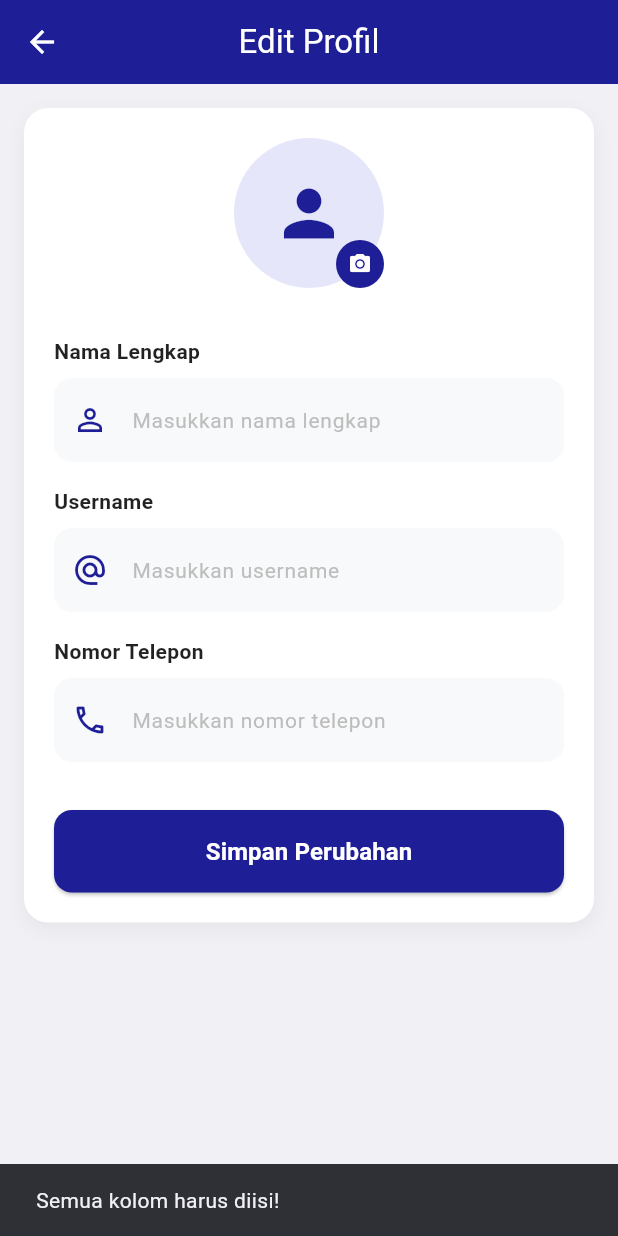
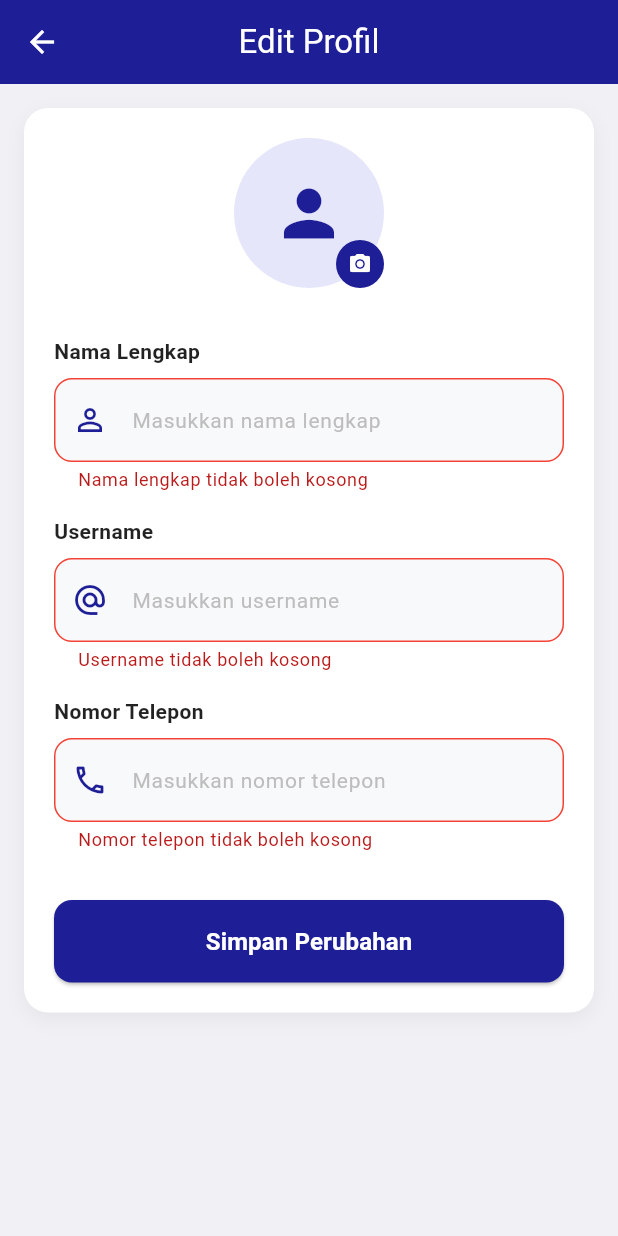
Before and after one commit to JovanNathanielJie/proyek_amankanjalan, a Flutter app: the EditProfileScreen screen opened directly with empty values, after a tap on "Simpan Perubahan", on a phone screen of 412 x 824 dp. Run offline on Flutter 3.47's test engine with Material 3 defaults, Android fonts, the phone set to English and light mode, and no system bars; our stand-ins replace cloud_firestore, firebase_auth, firebase_core, firebase_database, flutter_map, geolocator and 3 more; accounts and stored records are empty.

Commit message:
menambahkan ketentuan no telpon di edit profile dan mengunci tombol back pada browser web

```diff
--- a/lib/screens/edit_profile_screen.dart
+++ b/lib/screens/edit_profile_screen.dart
@@ -1,5 +1,4 @@
 import 'dart:convert';
-
 import 'package:flutter/material.dart';
 import 'package:flutter/foundation.dart';
 import 'package:firebase_auth/firebase_auth.dart';
@@ -25,6 +24,8 @@ class EditProfileScreen extends StatefulWidget {
 }
 
 class _EditProfileScreenState extends State<EditProfileScreen> {
+  final _formKey = GlobalKey<FormState>();
+
   late TextEditingController _fullNameController;
   late TextEditingController _usernameController;
   late TextEditingController _phoneNumberController;
@@ -38,7 +39,6 @@ class _EditProfileScreenState extends State<EditProfileScreen> {
   @override
   void initState() {
     super.initState();
-    // Mengisi form dengan data saat ini yang dilempar dari ProfileScreen
     _fullNameController = TextEditingController(text: widget.currentFullName);
     _usernameController = TextEditingController(text: widget.currentUsername);
     _phoneNumberController = TextEditingController(
@@ -163,7 +163,6 @@ class _EditProfileScreenState extends State<EditProfileScreen> {
           backgroundImage: MemoryImage(bytes),
         );
       } catch (_) {
-        // Fallback ke ikon default bila data foto tidak valid.
       }
     }
 
@@ -175,7 +174,10 @@ class _EditProfileScreenState extends State<EditProfileScreen> {
   }
 
   Future<void> _saveProfile() async {
-    // Validasi form kosong
+    if (_formKey.currentState == null || !_formKey.currentState!.validate()) {
+      return;
+    }
+
     if (_fullNameController.text.trim().isEmpty ||
         _usernameController.text.trim().isEmpty ||
         _phoneNumberController.text.trim().isEmpty) {
@@ -190,11 +192,9 @@ class _EditProfileScreenState extends State<EditProfileScreen> {
     });
 
     try {
-      // Mendapatkan UID User yang sedang login
       User? currentUser = FirebaseAuth.instance.currentUser;
 
       if (currentUser != null) {
-        // Update data ke Firebase Realtime Database
         final Map<String, dynamic> updateData = {
           'fullName': _fullNameController.text.trim(),
           'username': _usernameController.text.trim(),
@@ -213,7 +213,7 @@ class _EditProfileScreenState extends State<EditProfileScreen> {
           Navigator.pop(
             context,
             true,
-          ); // Kembali dan kirim sinyal 'true' (sukses)
+          );
           ScaffoldMessenger.of(context).showSnackBar(
             const SnackBar(
               content: Text('Profil berhasil diperbarui!'),
@@ -270,6 +270,8 @@ class _EditProfileScreenState extends State<EditProfileScreen> {
                 ),
               ],
             ),
+            child: Form(
+              key: _formKey,
               child: Column(
                 crossAxisAlignment: CrossAxisAlignment.start,
                 children: [
@@ -321,6 +323,12 @@ class _EditProfileScreenState extends State<EditProfileScreen> {
                     _fullNameController,
                     'Masukkan nama lengkap',
                     Icons.person_outline,
+                    validator: (value) {
+                      if (value == null || value.trim().isEmpty) {
+                        return 'Nama lengkap tidak boleh kosong';
+                      }
+                      return null;
+                    },
                   ),
                   const SizedBox(height: 16),
 
@@ -329,6 +337,12 @@ class _EditProfileScreenState extends State<EditProfileScreen> {
                     _usernameController,
                     'Masukkan username',
                     Icons.alternate_email,
+                    validator: (value) {
+                      if (value == null || value.trim().isEmpty) {
+                        return 'Username tidak boleh kosong';
+                      }
+                      return null;
+                    },
                   ),
                   const SizedBox(height: 16),
 
@@ -338,6 +352,29 @@ class _EditProfileScreenState extends State<EditProfileScreen> {
                     'Masukkan nomor telepon',
                     Icons.phone_outlined,
                     keyboardType: TextInputType.phone,
+                    validator: (value) {
+                      if (value == null || value.isEmpty) {
+                        return 'Nomor telepon tidak boleh kosong';
+                      }
+
+                      // Logika validasi nomor telepon yang lebih ketat
+                      // Jika baru mengetik 1 angka dan itu bukan '0', langsung error
+                      if (value.length == 1 && value != '0') {
+                        return 'Nomor telepon harus diawali dengan 08';
+                      }
+                      // Jika sudah mengetik 2 angka atau lebih dan bukan '08', langsung error
+                      if (value.length >= 2 && !value.startsWith('08')) {
+                        return 'Nomor telepon harus diawali dengan 08';
+                      }
+
+                      if (value.length < 10) {
+                        return 'Nomor telepon minimal 10 digit';
+                      }
+                      if (value.length > 13) {
+                        return 'Nomor telepon maksimal 13 digit';
+                      }
+                      return null;
+                    },
                   ),
                   const SizedBox(height: 32),
 
@@ -376,6 +413,7 @@ class _EditProfileScreenState extends State<EditProfileScreen> {
             ),
           ),
         ),
+      ),
     );
   }
 
@@ -397,10 +435,13 @@ class _EditProfileScreenState extends State<EditProfileScreen> {
     String hint,
     IconData icon, {
     TextInputType? keyboardType,
+    String? Function(String?)? validator,
   }) {
-    return TextField(
+    return TextFormField(
       controller: controller,
       keyboardType: keyboardType,
+      validator: validator,
+      autovalidateMode: AutovalidateMode.onUserInteraction,
       decoration: InputDecoration(
         hintText: hint,
         hintStyle: TextStyle(color: Colors.grey.shade400, fontSize: 14),
@@ -411,6 +452,14 @@ class _EditProfileScreenState extends State<EditProfileScreen> {
           borderRadius: BorderRadius.circular(12),
           borderSide: BorderSide.none,
         ),
+        errorBorder: OutlineInputBorder(
+          borderRadius: BorderRadius.circular(12),
+          borderSide: const BorderSide(color: Colors.red, width: 1),
+        ),
+        focusedErrorBorder: OutlineInputBorder(
+          borderRadius: BorderRadius.circular(12),
+          borderSide: const BorderSide(color: Colors.red, width: 1.5),
+        ),
       ),
     );
   }
--- a/lib/screens/edit_report_screen.dart
+++ b/lib/screens/edit_report_screen.dart
@@ -32,7 +32,6 @@ class _EditReportScreenState extends State<EditReportScreen> {
   @override
   void initState() {
     super.initState();
-    // Mengisi form dengan data lama
     _titleController = TextEditingController(text: widget.initialTitle);
     _descController = TextEditingController(text: widget.initialDesc);
     _locationController = TextEditingController(text: widget.initialLocation);
@@ -62,7 +61,6 @@ class _EditReportScreenState extends State<EditReportScreen> {
     });
 
     try {
-      // Deteksi ulang kategori berdasarkan teks baru
       String category = 'Umum';
       String textToLower = '${_titleController.text} ${_descController.text}'.toLowerCase();
       if (textToLower.contains('lampu') || textToLower.contains('penerangan')) {
@@ -73,19 +71,17 @@ class _EditReportScreenState extends State<EditReportScreen> {
         category = 'Area Gelap';
       }
 
-      // Update dokumen ke Firestore
       await FirebaseFirestore.instance.collection('reports').doc(widget.docId).update({
         'title': _titleController.text.trim(),
         'description': _descController.text.trim(),
         'location': _locationController.text.trim(),
         'urgency': _selectedUrgency,
         'category': category,
-        // Jika kamu memasukkan link ke kolom lokasi, kita bisa salin juga ke coordinates
         'coordinates': _locationController.text.trim(),
       });
 
       if (mounted) {
-        Navigator.pop(context); // Kembali ke halaman detail
+        Navigator.pop(context);
         ScaffoldMessenger.of(context).showSnackBar(
           const SnackBar(content: Text('Laporan berhasil diperbarui!'), backgroundColor: Colors.green),
         );
--- a/lib/screens/login_screen.dart
+++ b/lib/screens/login_screen.dart
@@ -47,7 +47,6 @@ class _LoginScreenState extends State<LoginScreen> {
       );
 
       if (mounted) {
-        // PERBAIKAN: Arahkan ke MainNavigation agar tab bawah muncul
         Navigator.of(context).pushReplacement(
           MaterialPageRoute(builder: (context) => const MainNavigation()),
         );
--- a/lib/screens/map_screen.dart
+++ b/lib/screens/map_screen.dart
@@ -1,5 +1,4 @@
 import 'dart:ui' as ui;
-
 import 'package:cloud_firestore/cloud_firestore.dart';
 import 'package:flutter/material.dart';
 import 'package:flutter_map/flutter_map.dart';
@@ -203,7 +202,7 @@ class _MapScreenState extends State<MapScreen> {
                               bottom: 16,
                               right: 16,
                               child: FloatingActionButton(
-                                heroTag: "map_location_btn", // <-- INI SOLUSI ANTI FREEZE
+                                heroTag: "map_location_btn",
                                 mini: true,
                                 backgroundColor: Colors.white,
                                 onPressed: _centerToUserLocation,
```
Also changed, not shown: lib/screens/add_report_screen.dart (+0 -11 lines), lib/screens/home_screen.dart (+9 -12 lines), lib/screens/profile_screen.dart (+0 -19 lines), lib/screens/register_screen.dart (+2 -5 lines), lib/screens/report_detail_screen.dart (+4 -9 lines). Lines whose indentation alone changed are shown as unchanged.
